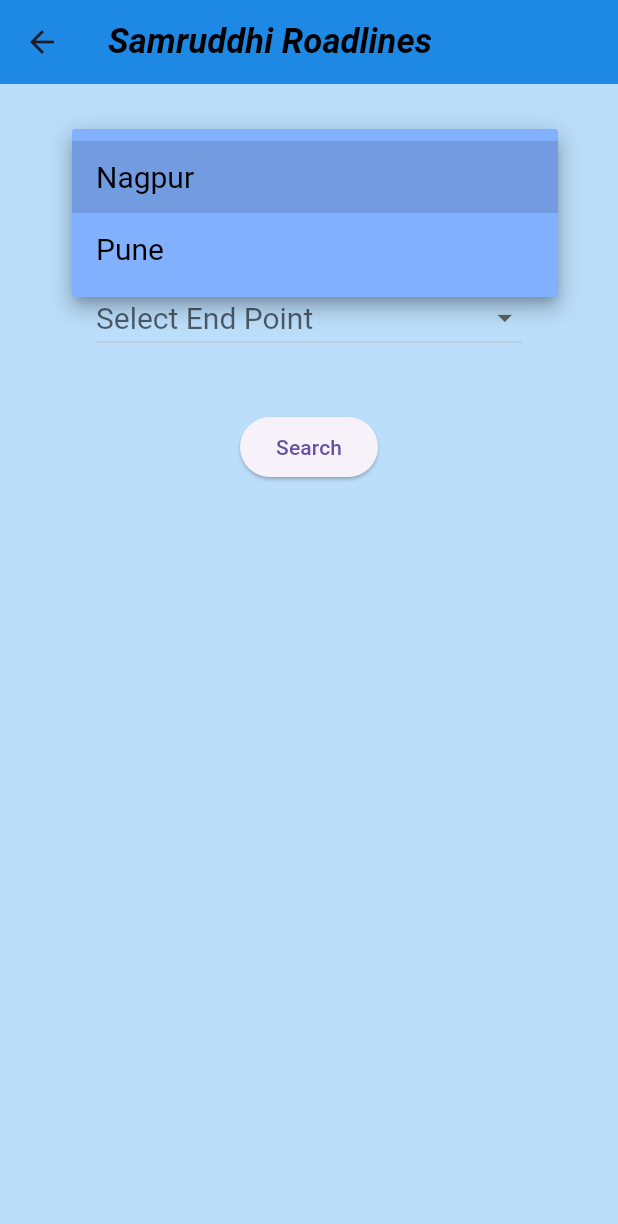
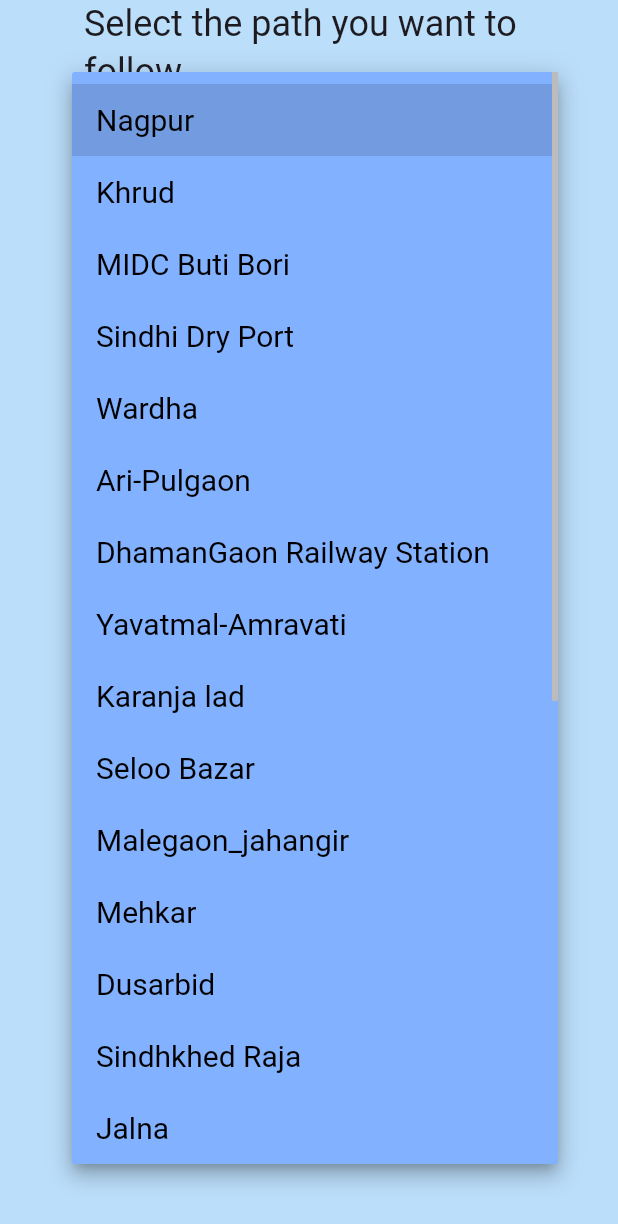
Before and after one commit to COffeebean2610/Project-SHW, a Flutter app: the SearchScreen screen opened directly, after a tap on "Select From", on a phone screen of 412 x 824 dp. Shown: the top 1224 px of the screen. Run offline on Flutter 3.47's test engine with Material 3 defaults, Android fonts, the phone set to English and light mode, and no system bars; our stand-ins replace cloud_firestore, firebase_auth, firebase_core, fluttertoast; accounts and stored records are empty; Roboto replaces fonts that are missing (Times New Roman).

Commit message:
Search Screen Functionality done

```diff
--- a/lib/pages/search_screen.dart
+++ b/lib/search_screen/search_screen.dart
@@ -1,5 +1,6 @@
 import 'package:flutter/material.dart';
-import 'package:project_shw/pages/search_function.dart';
+import 'package:project_shw/pages/locations_for_google_maps.dart';
+import 'package:project_shw/search_screen/search_function.dart';
 import '../models/map_locations.dart'; // Make sure to import your map_locations.dart file
 
 class SearchScreen extends StatefulWidget {
@@ -13,38 +14,48 @@ class SearchScreenState extends State<SearchScreen> {
   // final _fromLocationController = TextEditingController();
   // final _toLocController = TextEditingController();
   final globalKey = GlobalKey<FormState>();
-   var _fromLocation = '';
-  var _toLocation ='';
+  var _fromLocation = '';
+  var _toLocation = '';
   late List<MapLoc> products;
-  List listItems=['Nagpur', 'Pune'  ];
+  List listItems = [
+    'Nagpur',
+    "Khrud",
+    'MIDC Buti Bori',
+    'Sindhi Dry Port',
+    'Wardha',
+    "Ari-Pulgaon",
+    "DhamanGaon Railway Station",
+    "Yavatmal-Amravati",
+    "Karanja lad",
+    "Seloo Bazar",
+    "Malegaon_jahangir",
+    "Mehkar",
+    "Dusarbid",
+    "Sindhkhed Raja",
+    "Jalna",
+    "Shendra MIDC",
+    "Aurangabad (Sambhaji nagar)",
+    "Verul",
+    "Lasur",
+    "Vijapur",
+    "Shirdi",
+    "Sinnar",
+    "Nashik Connector",
+    "Igatpuri",
+    "Shahpur",
+    "Bhiwandi"
+  ];
 
   late List<String> filteredRoute;
 
-
   filterRou(String from, String to) {
-     filteredRoute = [from,to];
-
+    // print(filteredRoute);
+    filteredRoute = [from, to];
   }
-
-
-
 
   @override
   Widget build(BuildContext context) {
     return Scaffold(
-      appBar: AppBar(
-        title: const Text(
-          "Samruddhi Roadlines",
-          style: TextStyle(
-            color: Colors.black,
-            fontWeight: FontWeight.bold,
-            fontFamily: "Times New Roman",
-            fontStyle: FontStyle.italic,
-            fontSize: 23,
-          ),
-        ),
-        backgroundColor: Colors.blue.shade600,
-      ),
       backgroundColor: Colors.blue.shade100,
       body: Center(
         key: globalKey,
@@ -53,23 +64,24 @@ class SearchScreenState extends State<SearchScreen> {
           child: Column(
             mainAxisAlignment: MainAxisAlignment.start,
             children: [
+              Text("Select the path you want to follow", style: Theme.of(context).textTheme.headlineSmall),
               const SizedBox(height: 30),
               Padding(
                 padding: const EdgeInsets.all(8.0),
                 child: DropdownButton(
-                  style:const TextStyle(fontSize: 20, color: Colors.black),
+                  style: const TextStyle(fontSize: 20, color: Colors.black),
                   dropdownColor: Colors.blueAccent.shade100,
                   icon: const Icon(Icons.arrow_drop_down),
                   iconSize: 23,
                   isExpanded: true,
                   hint: const Text("Select From"),
                   value: _fromLocation.isNotEmpty ? _fromLocation : null,
-                  items: listItems.map((item) =>
-                      DropdownMenuItem(
-                        value: item,
-                        child: Text(item),
-                      )
-                  ).toList(),
+                  items: listItems
+                      .map((item) => DropdownMenuItem(
+                            value: item,
+                            child: Text(item),
+                          ))
+                      .toList(),
                   onChanged: (value) {
                     setState(() {
                       _fromLocation = value.toString();
@@ -81,19 +93,19 @@ class SearchScreenState extends State<SearchScreen> {
               Padding(
                 padding: const EdgeInsets.all(8.0),
                 child: DropdownButton(
-                  style:const TextStyle(fontSize: 20, color: Colors.black),
+                  style: const TextStyle(fontSize: 20, color: Colors.black),
                   dropdownColor: Colors.blueAccent.shade100,
                   icon: const Icon(Icons.arrow_drop_down),
                   iconSize: 23,
                   isExpanded: true,
                   hint: const Text("Select End Point"),
                   value: _toLocation.isNotEmpty ? _toLocation : null,
-                  items: listItems.map((item) =>
-                      DropdownMenuItem(
-                        value: item,
-                        child: Text(item),
-                      )
-                  ).toList(),
+                  items: listItems
+                      .map((item) => DropdownMenuItem(
+                            value: item,
+                            child: Text(item),
+                          ))
+                      .toList(),
                   onChanged: (value) {
                     setState(() {
                       _toLocation = value.toString();
@@ -101,19 +113,18 @@ class SearchScreenState extends State<SearchScreen> {
                   },
                 ),
               ),
-
               const SizedBox(height: 30),
               ElevatedButton(
                 onPressed: () {
                   if (_fromLocation.isNotEmpty && _toLocation.isNotEmpty) {
-
-
-                   filterRou(_fromLocation,_toLocation);
+                    filterRou(_fromLocation, _toLocation);
 
                     Navigator.push(
                       context,
                       MaterialPageRoute(
-                        builder: (context) => NextScreen(filteredRoute: filteredRoute,),
+                        builder: (context) => NextScreen(
+                          filteredRoute: filteredRoute,
+                        ),
                       ),
                     );
                   } else {
@@ -127,6 +138,23 @@ class SearchScreenState extends State<SearchScreen> {
                 },
                 child: const Text('Search'),
               ),
+              SizedBox(
+                height: 160*MediaQuery.of(context).devicePixelRatio,
+              ),
+              ElevatedButton(
+                style: ButtonStyle(
+                  backgroundColor: MaterialStateProperty.all(Colors.blue.shade600),
+                  foregroundColor: MaterialStateProperty.all(Colors.white),
+                ),
+                  onPressed: () {
+                    Navigator.push(
+                      context,
+                      MaterialPageRoute(
+                        builder: (context) => const LocationsForGoogleMaps(),
+                      ),
+                    );
+                  },
+                  child: const Text('See All Routes')),
             ],
           ),
         ),
```
Also changed, not shown: lib/appbar/app_bar.dart (added, +65 -0 lines), lib/models/map_link_model.dart (+3 -6 lines), lib/pages/details_screen.dart (+6 -27 lines), lib/pages/home.dart (+7 -40 lines), lib/pages/locations_for_google_maps.dart (+10 -1 lines), lib/pages/search_function.dart (deleted, +0 -72 lines), lib/search_screen/search_function.dart (added, +133 -0 lines).
